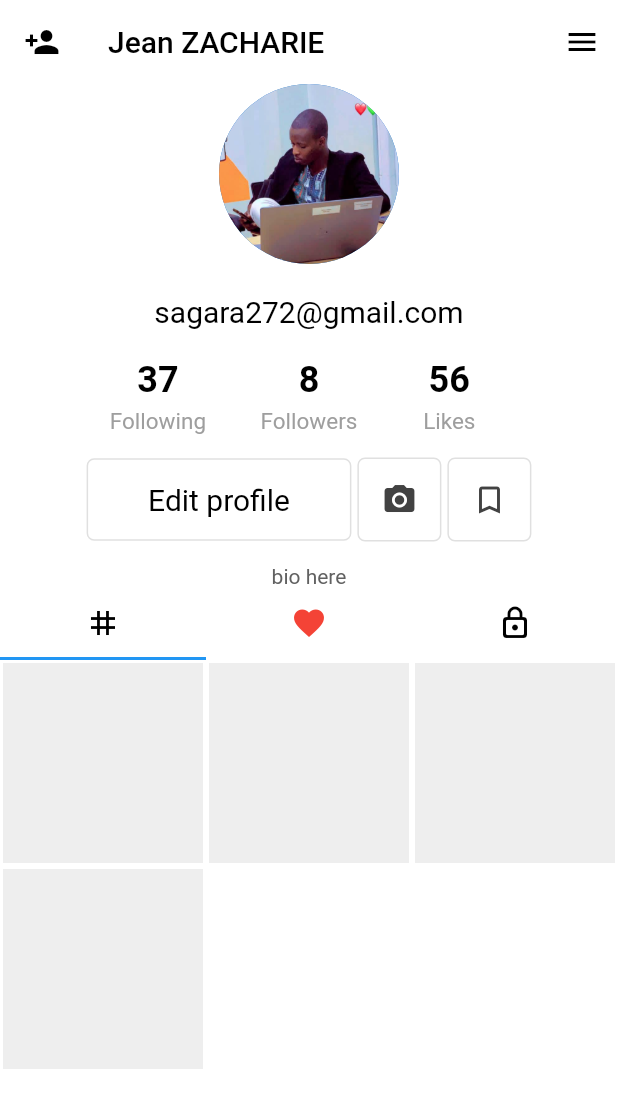
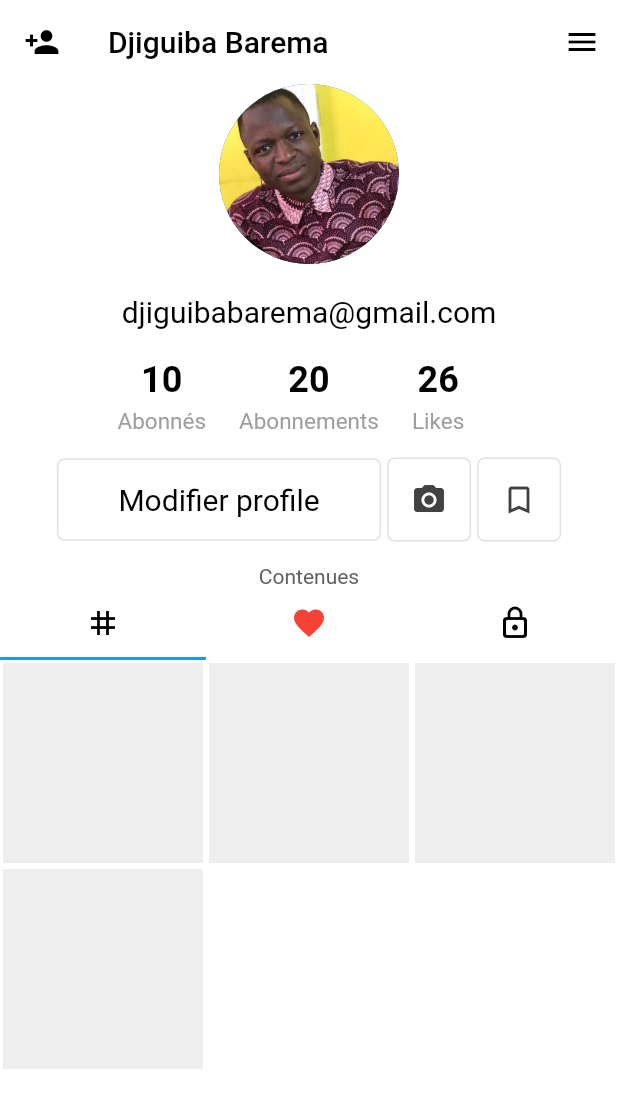
Before and after one commit to Djiguiba01/Flutter-TikODC, a Flutter app: the UserProfilePage screen opened directly, on a phone screen of 412 x 824 dp. Shown: the top 1108 px of the screen. Run offline on Flutter 3.47's test engine with Material 2 defaults, Android fonts, the phone set to English and light mode, and no system bars; our stand-ins replace carousel_slider, video_player.

Commit message:
second commit

```diff
--- a/lib/pages/sprofile.dart
+++ b/lib/pages/sprofile.dart
@@ -10,7 +10,7 @@ class UserProfilePage extends StatelessWidget {
       length: 3,
       child: Scaffold(
         appBar: AppBar(
-          title: Text('Jean ZACHARIE', style: TextStyle(color: Colors.black)),
+          title: Text('Djiguiba Barema', style: TextStyle(color: Colors.black)),
           backgroundColor: Colors.transparent,
           elevation: 0,
           leading: Icon(Icons.person_add, color: Colors.black),
@@ -31,7 +31,7 @@ class UserProfilePage extends StatelessWidget {
             Container(
               child: const CircleAvatar(
                 radius: 25,
-                backgroundImage: AssetImage('assets/images/flu1.png'),
+                backgroundImage: AssetImage('assets/images/djiguiba.jpg'),
               ),
               height: 120,
               width: 120,
@@ -45,7 +45,7 @@ class UserProfilePage extends StatelessWidget {
             Padding(
               padding: const EdgeInsets.all(20.0),
               child: Text(
-                'sagara272@gmail.com',
+                'djiguibabarema@gmail.com',
                 style: TextStyle(color: Colors.black, fontSize: 20),
               ),
             ),
@@ -60,7 +60,7 @@ class UserProfilePage extends StatelessWidget {
                     child: Column(
                       children: [
                         Text(
-                          '37',
+                          '10',
                           style: TextStyle(
                               color: Colors.black,
                               fontWeight: FontWeight.bold,
@@ -70,7 +70,7 @@ class UserProfilePage extends StatelessWidget {
                           height: 5,
                         ),
                         Text(
-                          'Following',
+                          'Abonnés',
                           style: TextStyle(color: Colors.grey, fontSize: 15),
                         ),
                       ],
@@ -82,7 +82,7 @@ class UserProfilePage extends StatelessWidget {
                     child: Column(
                       children: [
                         Text(
-                          '8',
+                          '20',
                           style: TextStyle(
                               color: Colors.black,
                               fontWeight: FontWeight.bold,
@@ -92,7 +92,7 @@ class UserProfilePage extends StatelessWidget {
                           height: 5,
                         ),
                         Text(
-                          'Followers',
+                          'Abonnements',
                           style: TextStyle(color: Colors.grey, fontSize: 15),
                         ),
                       ],
@@ -105,7 +105,7 @@ class UserProfilePage extends StatelessWidget {
                     child: Column(
                       children: [
                         Text(
-                          '56',
+                          '26',
                           style: TextStyle(
                               color: Colors.black,
                               fontWeight: FontWeight.bold,
@@ -115,7 +115,7 @@ class UserProfilePage extends StatelessWidget {
                           height: 5,
                         ),
                         Text(
-                          '  Likes  ',
+                          'Likes',
                           style: TextStyle(color: Colors.grey, fontSize: 15),
                         ),
                       ],
@@ -133,7 +133,7 @@ class UserProfilePage extends StatelessWidget {
               children: [
                 Container(
                   padding: EdgeInsets.symmetric(vertical: 15, horizontal: 40),
-                  child: Text('Edit profile',
+                  child: Text('Modifier profile',
                       style: TextStyle(color: Colors.black, fontSize: 20)),
                   decoration: BoxDecoration(
                       border: Border.all(color: Colors.grey.shade300),
@@ -168,7 +168,7 @@ class UserProfilePage extends StatelessWidget {
 
             // bio
             Text(
-              'bio here',
+              'Contenues',
               style: TextStyle(color: Colors.grey[700]),
             ),
 
```
Also changed, not shown: lib/main.dart (+11 -10 lines), assets/images/flu1.png (deleted).
